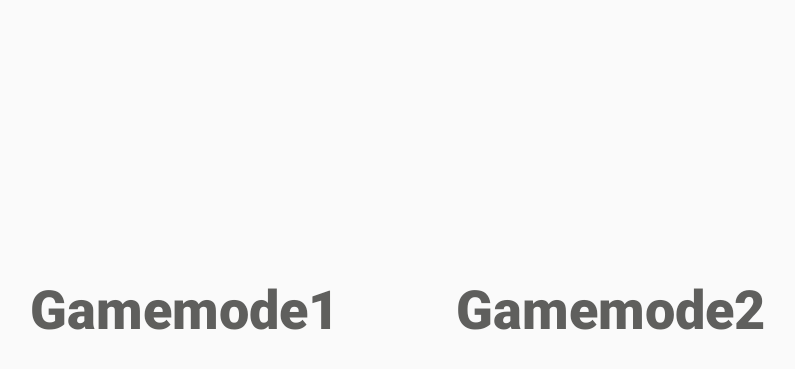
After one commit to Omar-Amin/CardFlipApp, an Android app: the GameMode screen opened directly, with no data from a screen before it, on a phone screen of 824 x 412 dp (held sideways). The commit adds this screen. Shown: the top 369 px of the screen, without its empty margins (233-1028 px from the left). Run offline under Robolectric (Android 15) with nearby library versions, the phone set to English and light mode, and no system bars.

Commit message:
Added gamemodes

```diff
--- a/app/src/main/java/com/example/cardflip/Deck.java
+++ b/app/src/main/java/com/example/cardflip/Deck.java
@@ -25,5 +25,4 @@ class Deck {
         return deck;
     }
 
-
 }
--- /dev/null
+++ b/app/src/main/java/com/example/cardflip/GameMode.java
@@ -0,0 +1,49 @@
+package com.example.cardflip;
+
+import android.annotation.SuppressLint;
+import android.content.Intent;
+import android.content.pm.ActivityInfo;
+import android.os.Bundle;
+import android.support.v7.app.AppCompatActivity;
+import android.view.View;
+import android.widget.TextView;
+
+public class GameMode extends AppCompatActivity {
+
+    private int gameModeChosen;
+
+    @SuppressLint("SetTextI18n")
+    @Override
+    protected void onCreate(Bundle savedInstanceState) {
+        super.onCreate(savedInstanceState);
+        setContentView(R.layout.activity_gamemode);
+        setRequestedOrientation(ActivityInfo.SCREEN_ORIENTATION_LANDSCAPE);
+
+        TextView gamemode1 = findViewById(R.id.gamemode1);
+        TextView gamemode2 = findViewById(R.id.gamemode2);
+
+        gamemode1.setOnClickListener(new View.OnClickListener() {
+            @Override
+            public void onClick(View view) {
+                Intent intent = new Intent(GameMode.this,GameActivity.class);
+                intent.putExtra("gameMode",1);
+                startActivity(intent);
+
+            }
+        });
+
+        gamemode2.setOnClickListener(new View.OnClickListener() {
+            @Override
+            public void onClick(View view) {
+                Intent intent = new Intent(GameMode.this,GameActivity.class);
+                intent.putExtra("gameMode",2);
+                startActivity(intent);
+
+            }
+        });
+    }
+
+    public int getGameModeChosen() {
+        return this.gameModeChosen;
+    }
+}
--- a/app/src/main/java/com/example/cardflip/MainActivity.java
+++ b/app/src/main/java/com/example/cardflip/MainActivity.java
@@ -21,12 +21,10 @@ public class MainActivity extends AppCompatActivity {
         play.setOnClickListener(new View.OnClickListener() {
             @Override
             public void onClick(View view) {
-                startActivity(new Intent(MainActivity.this,GameActivity.class));
+                startActivity(new Intent(MainActivity.this,GameMode.class));
             }
         });
 
     }
 
-
-
 }
--- a/app/src/main/res/layout/activity_front.xml
+++ b/app/src/main/res/layout/activity_front.xml
@@ -14,7 +14,7 @@
         android:layout_marginTop="8dp"
         android:layout_marginBottom="8dp"
         android:gravity="center"
-        android:text="Play"
+        android:text="@string/play"
         android:textAllCaps="false"
         android:textColor="@color/greyc2"
         android:textSize="46sp"
--- /dev/null
+++ b/app/src/main/res/layout/activity_gamemode.xml
@@ -0,0 +1,50 @@
+<?xml version="1.0" encoding="utf-8"?>
+<android.support.constraint.ConstraintLayout
+    xmlns:android="http://schemas.android.com/apk/res/android"
+    xmlns:app="http://schemas.android.com/apk/res-auto"
+    xmlns:tools="http://schemas.android.com/tools"
+    android:layout_width="match_parent"
+    android:layout_height="match_parent">
+
+    <TextView
+        android:id="@+id/gamemode1"
+        android:layout_width="225dp"
+        android:layout_height="58dp"
+        android:layout_marginTop="8dp"
+        android:layout_marginEnd="8dp"
+        android:layout_marginRight="8dp"
+        android:layout_marginBottom="8dp"
+        android:gravity="center"
+        android:text="@string/gamemode1"
+        android:textAllCaps="false"
+        android:textColor="@color/greyc2"
+        android:textSize="36sp"
+        app:fontFamily="sans-serif-black"
+        app:layout_constraintBottom_toBottomOf="parent"
+        app:layout_constraintEnd_toEndOf="parent"
+        app:layout_constraintHorizontal_bias="0.28"
+        app:layout_constraintStart_toStartOf="parent"
+        app:layout_constraintTop_toTopOf="parent"
+        app:layout_constraintVertical_bias="0.498" />
+
+    <TextView
+        android:id="@+id/gamemode2"
+        android:layout_width="226dp"
+        android:layout_height="55dp"
+        android:layout_marginStart="8dp"
+        android:layout_marginLeft="8dp"
+        android:layout_marginTop="8dp"
+        android:layout_marginBottom="8dp"
+        android:gravity="center"
+        android:text="@string/gamemode2"
+        android:textAllCaps="false"
+        android:textColor="@color/greyc2"
+        android:textSize="36sp"
+        app:fontFamily="sans-serif-black"
+        app:layout_constraintBottom_toBottomOf="parent"
+        app:layout_constraintEnd_toEndOf="parent"
+        app:layout_constraintHorizontal_bias="0.748"
+        app:layout_constraintStart_toStartOf="parent"
+        app:layout_constraintTop_toTopOf="parent"
+        app:layout_constraintVertical_bias="0.498" />
+</android.support.constraint.ConstraintLayout>
```
Also changed, not shown: app/src/main/AndroidManifest.xml (+5 -2 lines), app/src/main/java/com/example/cardflip/GameActivity.java (+89 -30 lines), app/src/main/java/com/example/cardflip/MakeGame.java (added, +8 -0 lines), app/src/main/res/layout/activity_main.xml (+48 -18 lines), app/src/main/res/values/strings.xml (+22 -0 lines), app/src/main/res/drawable-v24/backbutton.png (added).
